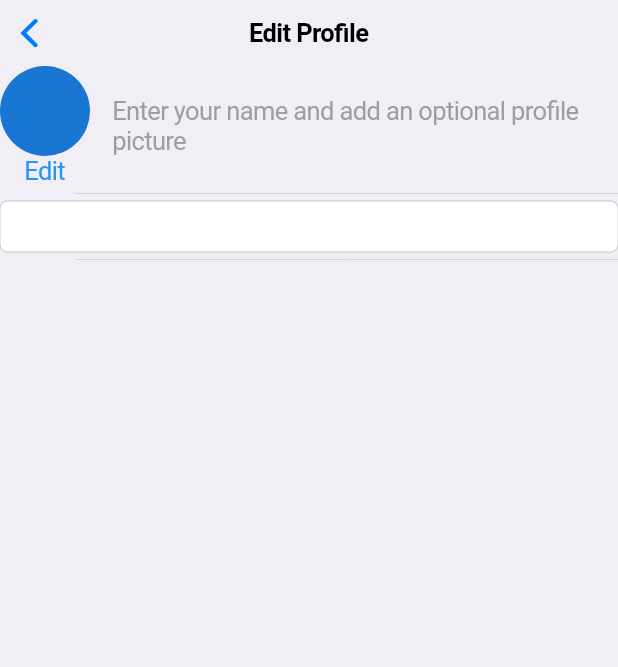
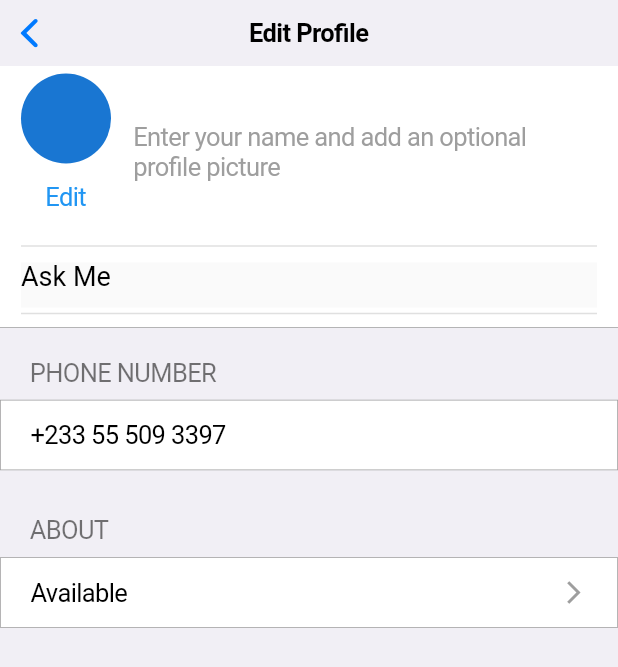
Before and after one commit to samtuga1/WHATSAPP-CLONE, a Flutter app: the ProfileScreen screen opened by its route, on a phone screen of 412 x 824 dp. Shown: the top 667 px of the screen. Run offline on Flutter 3.47's test engine with Material 2 defaults, Android fonts, the phone set to English and light mode, and no system bars; our stand-ins replace font_awesome_flutter; missing offline and left inert: cupertino_lists, cupertino_tabbar.

Commit message:
major update

```diff
--- a/lib/screens/mobile/profile_screen.dart
+++ b/lib/screens/mobile/profile_screen.dart
@@ -18,10 +18,23 @@ class ProfileScreen extends StatelessWidget {
         ),
         middle: const Text('Edit Profile'),
       ),
-      child: SingleChildScrollView(
-        child: Column(
+      child: CustomScrollView(
+        physics: const BouncingScrollPhysics(),
+        slivers: [
+          SliverList(
+            delegate: SliverChildListDelegate([
+              Column(
+                crossAxisAlignment: CrossAxisAlignment.start,
                 children: [
                   Container(
+                    padding:
+                        const EdgeInsets.symmetric(horizontal: 14, vertical: 5),
+                    decoration: const BoxDecoration(
+                      color: CupertinoColors.white,
+                      border: Border(
+                        bottom: BorderSide(color: Colors.grey, width: 0.5),
+                      ),
+                    ),
                     child: Column(
                       children: [
                         Row(
@@ -29,13 +42,20 @@ class ProfileScreen extends StatelessWidget {
                           children: [
                             Column(
                               crossAxisAlignment: CrossAxisAlignment.center,
-                        children: const [
-                          CircleAvatar(
+                              children: [
+                                GestureDetector(
+                                  onTap: () {},
+                                  child: const CircleAvatar(
                                     radius: 30,
                                   ),
-                          Text(
+                                ),
+                                CupertinoButton(
+                                  padding: EdgeInsets.zero,
+                                  onPressed: () {},
+                                  child: const Text(
                                     'Edit',
                                     style: TextStyle(color: Colors.blue),
+                                  ),
                                 )
                               ],
                             ),
@@ -51,26 +71,87 @@ class ProfileScreen extends StatelessWidget {
                           ],
                         ),
                         const Divider(
-                    indent: 50,
-                    height: 10,
+                          height: 22,
+                          thickness: 1,
                         ),
-                  const CupertinoTextField(),
+                        const Material(
+                          child: SizedBox(
+                            height: 30,
+                            child: TextField(
+                              decoration: InputDecoration(
+                                border: InputBorder.none,
+                                hintText: 'Ask Me',
+                                hintStyle: TextStyle(
+                                    fontSize: 18, color: Colors.black),
+                              ),
+                            ),
+                          ),
+                        ),
                         const Divider(
-                    indent: 50,
-                    height: 10,
+                          height: 8,
+                          thickness: 1,
                         ),
                       ],
                     ),
                   ),
-
-            // Text('PHONE NUMBER'),
-            // Container(
-            //   width: double.infinity,
-            //   decoration: BoxDecoration(border: Border.all(color: Colors.grey),),
-            //   child: Text('+233 55 509 3397'),
-            // )
+                  const SizedBox(
+                    height: 20,
+                  ),
+                  Container(
+                    margin: const EdgeInsets.only(left: 20, bottom: 8),
+                    child: const Text(
+                      'PHONE NUMBER',
+                      style: TextStyle(color: Colors.black54),
+                    ),
+                  ),
+                  Container(
+                    padding: const EdgeInsets.symmetric(
+                        horizontal: 20, vertical: 13),
+                    width: double.infinity,
+                    decoration: BoxDecoration(
+                      color: CupertinoColors.white,
+                      border: Border.all(color: Colors.grey, width: 0.5),
+                    ),
+                    child: const Text('+233 55 509 3397'),
+                  ),
+                  const SizedBox(
+                    height: 30,
+                  ),
+                  Container(
+                    margin: const EdgeInsets.only(left: 20, bottom: 8),
+                    child: const Text(
+                      'ABOUT',
+                      style: TextStyle(color: Colors.black54),
+                    ),
+                  ),
+                  Container(
+                    padding: const EdgeInsets.symmetric(
+                        horizontal: 20, vertical: 13),
+                    width: double.infinity,
+                    decoration: BoxDecoration(
+                      color: CupertinoColors.white,
+                      border: Border.all(color: Colors.grey, width: 0.5),
+                    ),
+                    child: Row(
+                      children: const [
+                        Text('Available'),
+                        Spacer(),
+                        Icon(
+                          Icons.arrow_forward_ios,
+                          color: Colors.grey,
+                          size: 18,
+                        )
                       ],
                     ),
+                  )
+                ],
+              ),
+              const SizedBox(
+                height: 200,
+              ),
+            ]),
+          ),
+        ],
       ),
     );
   }
```
Lines whose indentation alone changed are shown as unchanged.
